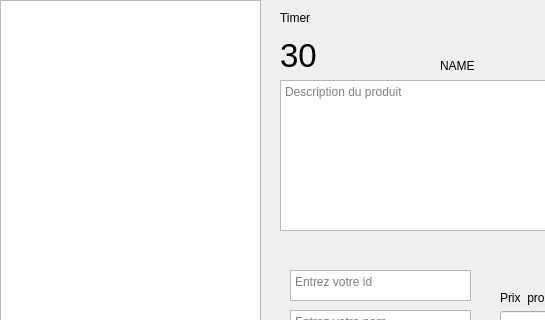
Qt form mainWindow.ui (super-cinnamon/E-commerce-REST-API-app) before a commit; both pictures show x 0 to 545 and y 0 to 320 of the 888 by 616 pixel window.
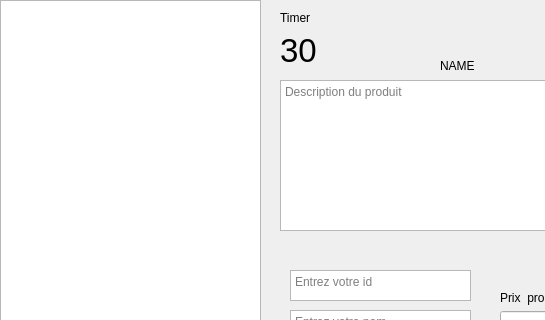
The same form after that commit. Icons and pictures are not drawn.

```diff
--- a/mainWindow.ui
+++ b/mainWindow.ui
@@ -150,9 +150,9 @@
    <property name="geometry">
     <rect>
      <x>280</x>
-     <y>40</y>
+     <y>30</y>
      <width>51</width>
-     <height>31</height>
+     <height>41</height>
     </rect>
    </property>
    <property name="font">
```
Left out of the diff: 15 changed lines with no effect on the pictures.
